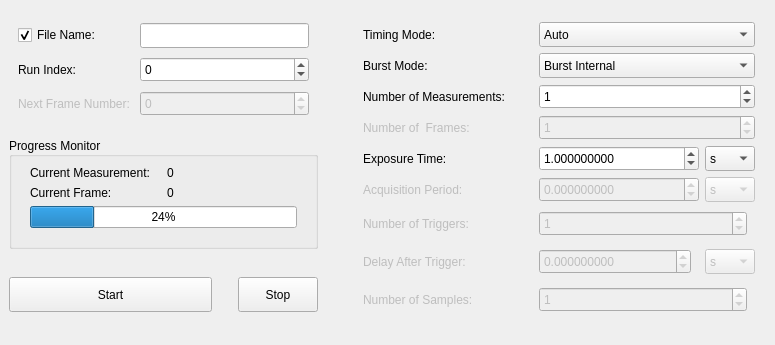
The window that slsDetectorGui/forms/form_tab_measurement.ui (slsdetectorgroup/slsDetectorPackage) describes before a commit, drawn with Qt 5.
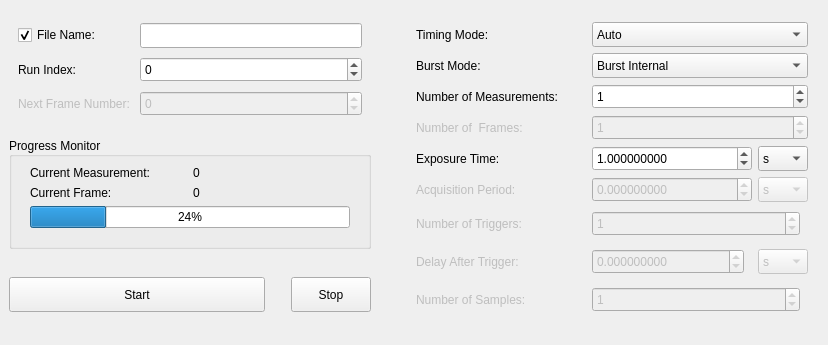
The same window after the commit. Icons and pictures are not drawn.

Patch:
```diff
--- a/slsDetectorGui/forms/form_tab_measurement.ui
+++ b/slsDetectorGui/forms/form_tab_measurement.ui
@@ -6,7 +6,7 @@
    <rect>
     <x>0</x>
     <y>0</y>
-    <width>775</width>
+    <width>828</width>
     <height>345</height>
    </rect>
   </property>
@@ -24,7 +24,7 @@
   </property>
   <property name="maximumSize">
    <size>
-    <width>775</width>
+    <width>828</width>
     <height>345</height>
    </size>
   </property>
```
Left out of the diff: 154 changed lines with no effect on the pictures.
